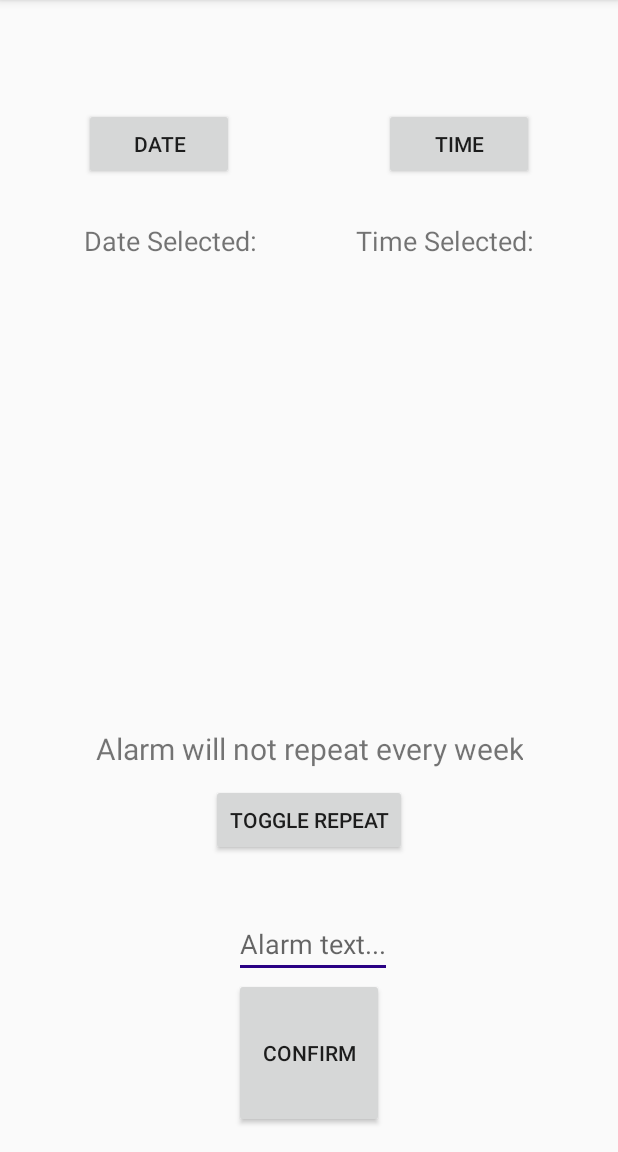
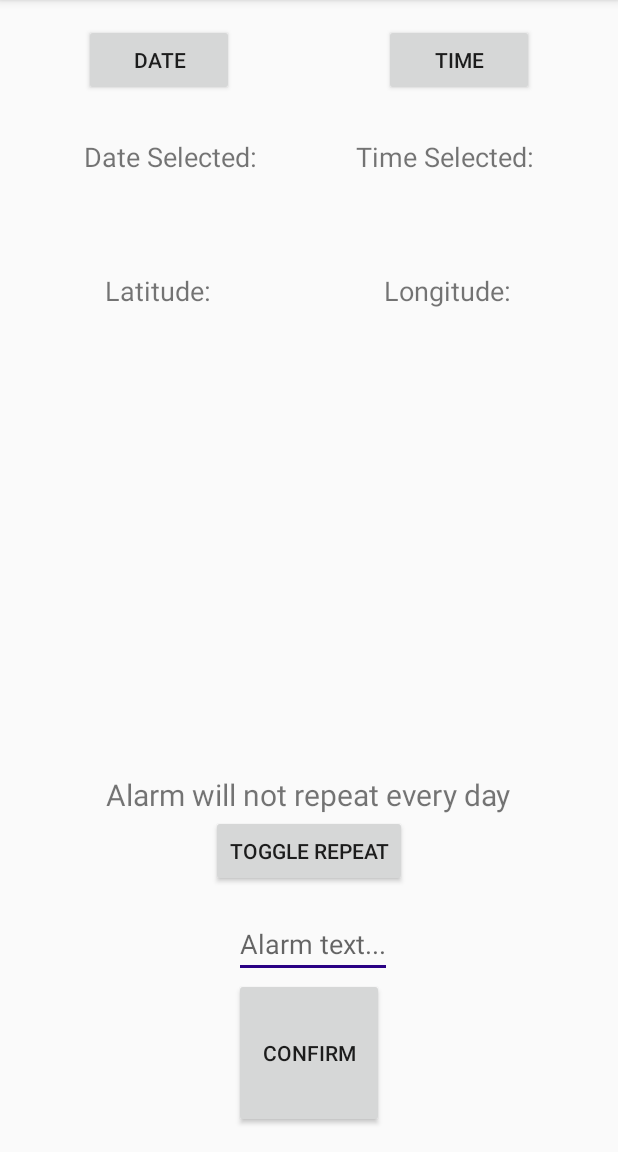
Before and after one commit to jamesbra/IT226AlarmProject, an Android app: the SpecificAlarm screen opened directly, with no data from a screen before it, on a phone screen of 412 x 824 dp, the part 84-1236 px from its top. Run offline under Robolectric (Android 15) with nearby library versions, the phone set to English and light mode, and no system bars.

Commit message:
Recursive alarm works - but doesn't stop. Made the program less breakable and tweaked it.

```diff
--- a/app/src/main/java/com/example/brandon/it226project2/LocationAlarm.java
+++ b/app/src/main/java/com/example/brandon/it226project2/LocationAlarm.java
@@ -19,6 +19,7 @@ public class LocationAlarm extends AppCompatActivity implements GoogleApiClient.
 
     TextView latitudeText;
     TextView longitudeText;
+
     private FusedLocationProviderApi locationProvider = LocationServices.FusedLocationApi;
     private GoogleApiClient googleApiClient;
     private LocationRequest locationRequest;
@@ -108,6 +109,7 @@ public class LocationAlarm extends AppCompatActivity implements GoogleApiClient.
     protected void onStop() {
         super.onStop();
         googleApiClient.disconnect();
+
     }
 
     @Override
--- a/app/src/main/res/layout/activity_create_alarm.xml
+++ b/app/src/main/res/layout/activity_create_alarm.xml
@@ -38,4 +38,10 @@
             android:text="Choose alarm type:"
             android:id="@+id/textView3" android:layout_alignParentTop="true" android:layout_centerHorizontal="true"
             android:layout_marginTop="25dp"/>
+    <Button
+            android:layout_width="wrap_content"
+            android:layout_height="wrap_content"
+            android:text="Cancel All Alarms"
+            android:id="@+id/cancel_button" android:layout_alignParentBottom="true" android:layout_centerHorizontal="true"
+            android:layout_marginBottom="78dp"/>
 </RelativeLayout>
--- a/app/src/main/res/layout/activity_specific_alarm.xml
+++ b/app/src/main/res/layout/activity_specific_alarm.xml
@@ -15,8 +15,7 @@
             android:layout_height="wrap_content"
             android:text="Date"
             android:id="@+id/pick_date_button"
-            android:layout_marginTop="56dp"
-            android:layout_alignParentTop="true" android:layout_toStartOf="@+id/confirm_button"/>
+            android:layout_alignParentTop="true" android:layout_toStartOf="@+id/alarm_text"/>
     <Button
             android:layout_width="100dp"
             android:layout_height="wrap_content"
@@ -64,12 +63,29 @@
             android:text="Toggle Repeat"
             android:id="@+id/repeat_button"
             android:layout_above="@+id/alarm_text" android:layout_centerHorizontal="true"
-            android:layout_marginBottom="36dp" android:layout_marginTop="10dp"/>
+            android:layout_marginBottom="15dp"/>
     <TextView
             android:layout_width="wrap_content"
             android:layout_height="wrap_content"
-            android:text="Alarm will not repeat every week"
+            android:text="Alarm will not repeat every day"
             android:id="@+id/repeat_text"
             android:textAlignment="center" android:textSize="20dp"
             android:layout_above="@+id/repeat_button" android:layout_centerHorizontal="true"/>
+    <TextView android:layout_width="wrap_content" android:layout_height="wrap_content" android:text="Longitude:"
+              android:id="@+id/textView2" android:textSize="18dp" android:layout_marginTop="40dp"
+              android:layout_below="@+id/time_selected" android:layout_alignStart="@+id/pick_time_button"/>
+    <TextView android:layout_width="wrap_content" android:layout_height="wrap_content" android:text="Latitude:"
+              android:id="@+id/textView4" android:textSize="18dp"
+              android:layout_alignBaseline="@+id/textView2" android:layout_alignBottom="@+id/textView2"
+              android:layout_toStartOf="@+id/repeat_button"/>
+    <TextView
+            android:layout_width="wrap_content"
+            android:layout_height="wrap_content"
+            android:id="@+id/user_latitude"
+            android:layout_below="@+id/textView4"
+            android:layout_marginTop="23dp" android:layout_alignStart="@+id/textView4"
+            android:layout_alignEnd="@+id/textView4"/>
+    <TextView android:layout_width="wrap_content" android:layout_height="wrap_content" android:id="@+id/user_longitude"
+              android:layout_alignBottom="@+id/user_latitude"
+              android:layout_alignStart="@+id/textView2" android:layout_alignEnd="@+id/textView2"/>
 </RelativeLayout>
```
Also changed, not shown: app/src/main/java/com/example/brandon/it226project2/SpecificAlarm.java (+42 -7 lines), app/src/main/java/com/example/brandon/it226project2/createAlarm.java (+12 -4 lines), 1 other file.
